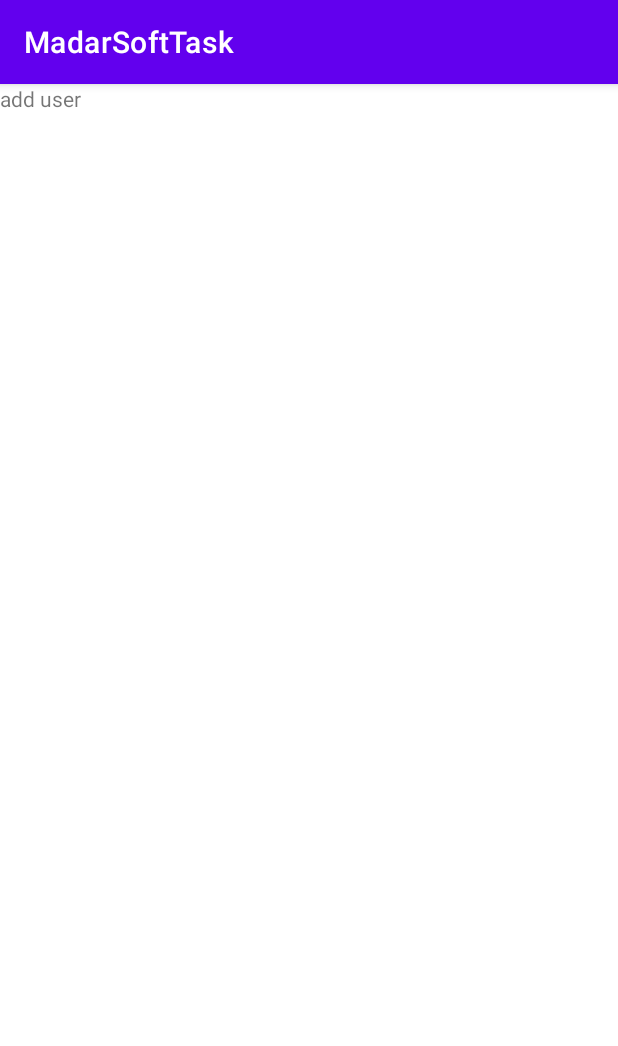
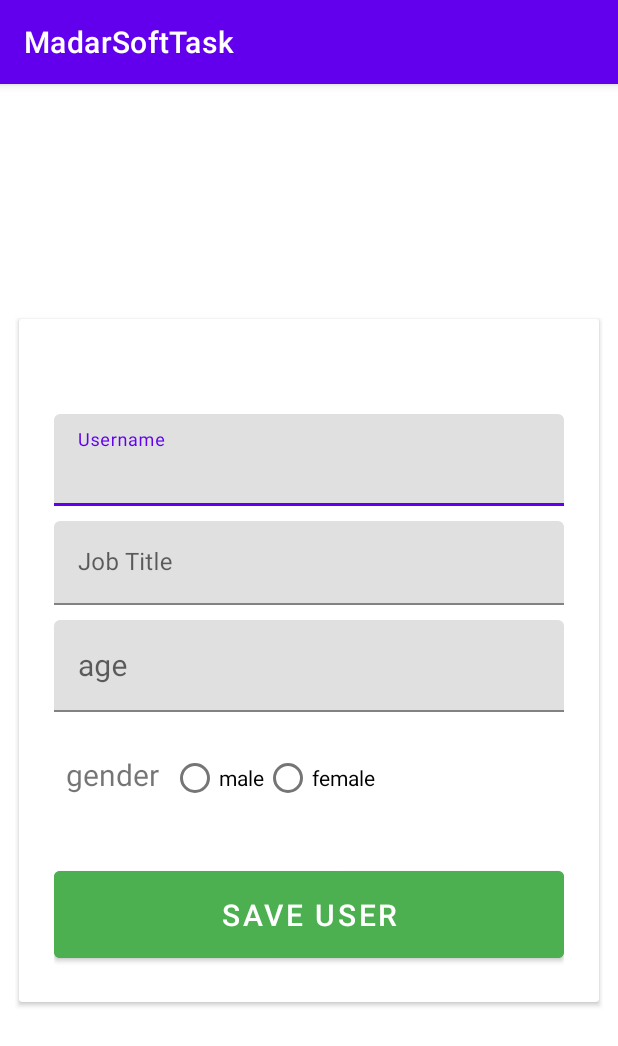
Before and after one commit to alisamy10/MadarSoftTask, an Android app: the screen it shows after launch (MainActivity), on a phone screen of 412 x 824 dp. Shown: the top 1046 px of the screen. Run offline under Robolectric (Android 15) with nearby library versions, the phone set to English and light mode, and no system bars; our stand-ins replace Dagger/Hilt's generated code.

Commit message:
add user ui

```diff
--- a/app/src/main/res/layout/fragment_add_user.xml
+++ b/app/src/main/res/layout/fragment_add_user.xml
@@ -1,14 +1,134 @@
 <?xml version="1.0" encoding="utf-8"?>
-<FrameLayout xmlns:android="http://schemas.android.com/apk/res/android"
+<androidx.constraintlayout.widget.ConstraintLayout xmlns:android="http://schemas.android.com/apk/res/android"
+    xmlns:app="http://schemas.android.com/apk/res-auto"
     xmlns:tools="http://schemas.android.com/tools"
     android:layout_width="match_parent"
     android:layout_height="match_parent"
-    tools:context=".presentation.AddUserFragment">
+    android:layout_margin="10dp"
+    android:orientation="vertical">
 
-    <!-- TODO: Update blank fragment layout -->
-    <TextView
+    <androidx.cardview.widget.CardView
         android:layout_width="match_parent"
-        android:layout_height="match_parent"
-        android:text="add user " />
+        android:layout_height="wrap_content"
+        android:elevation="4dp"
+        app:cardUseCompatPadding="true"
+        app:layout_constraintBottom_toBottomOf="parent"
+        app:layout_constraintStart_toStartOf="parent"
+        app:layout_constraintTop_toTopOf="parent">
 
-</FrameLayout>
+
+        <androidx.constraintlayout.widget.ConstraintLayout
+            android:layout_width="match_parent"
+            android:layout_height="match_parent"
+            android:layout_margin="15dp"
+            android:padding="8dp">
+
+
+            <com.google.android.material.textfield.TextInputLayout
+                android:id="@+id/userNameTextInput"
+                android:layout_width="match_parent"
+                android:layout_height="wrap_content"
+                android:layout_marginTop="40dp"
+                app:layout_constraintStart_toStartOf="parent"
+                app:layout_constraintTop_toTopOf="parent">
+
+
+                <EditText
+                    android:id="@+id/userName"
+                    android:layout_width="match_parent"
+                    android:layout_height="wrap_content"
+                    android:hint="@string/name"
+                    android:inputType="textPersonName"
+                    android:textSize="20sp" />
+            </com.google.android.material.textfield.TextInputLayout>
+
+            <com.google.android.material.textfield.TextInputLayout
+                android:id="@+id/jobTitleTextInput"
+                android:layout_width="match_parent"
+                android:layout_height="wrap_content"
+                android:layout_marginTop="10dp"
+                app:layout_constraintStart_toStartOf="parent"
+                app:layout_constraintTop_toBottomOf="@id/userNameTextInput">
+
+
+                <EditText
+                    android:id="@+id/jobTitle"
+                    android:layout_width="match_parent"
+                    android:layout_height="wrap_content"
+                    android:hint="Job Title"
+                    android:inputType="text" />
+            </com.google.android.material.textfield.TextInputLayout>
+
+            <com.google.android.material.textfield.TextInputLayout
+                android:id="@+id/ageTextInput"
+                android:layout_width="match_parent"
+                android:layout_height="wrap_content"
+                android:layout_marginTop="10dp"
+                app:layout_constraintStart_toStartOf="parent"
+                app:layout_constraintTop_toBottomOf="@id/jobTitleTextInput">
+
+                <EditText
+                    android:id="@+id/age"
+                    android:layout_width="match_parent"
+                    android:layout_height="wrap_content"
+                    android:ems="10"
+                    android:hint="@string/age"
+                    android:inputType="numberSigned"
+                    android:textSize="20sp" />
+            </com.google.android.material.textfield.TextInputLayout>
+
+
+            <TextView
+                android:id="@+id/gender"
+                android:layout_width="wrap_content"
+                android:layout_height="wrap_content"
+                android:layout_marginStart="8dp"
+                android:layout_marginTop="20dp"
+                android:layout_marginBottom="32dp"
+                android:text="gender"
+                android:textSize="20sp"
+                app:layout_constraintBottom_toTopOf="@+id/btnSave"
+                app:layout_constraintStart_toStartOf="parent"
+                app:layout_constraintTop_toBottomOf="@id/ageTextInput"
+                app:layout_constraintVertical_bias="0.4" />
+
+            <RadioGroup
+                android:id="@+id/radioGroup"
+                android:layout_width="0dp"
+                android:layout_height="wrap_content"
+                android:layout_marginStart="8dp"
+                android:layout_marginTop="20dp"
+                android:orientation="horizontal"
+                app:layout_constraintEnd_toEndOf="parent"
+                app:layout_constraintStart_toEndOf="@id/gender"
+                app:layout_constraintTop_toBottomOf="@id/ageTextInput">
+
+                <RadioButton
+                    android:layout_width="wrap_content"
+                    android:layout_height="wrap_content"
+                    android:text="male" />
+
+                <RadioButton
+                    android:layout_width="wrap_content"
+                    android:layout_height="wrap_content"
+                    android:text="female" />
+
+
+            </RadioGroup>
+
+            <Button
+                android:id="@+id/btnSave"
+                android:layout_width="match_parent"
+                android:layout_height="wrap_content"
+                android:layout_marginTop="32dp"
+                android:backgroundTint="@color/colorPrimary"
+                android:padding="15dp"
+                android:text="@string/save"
+                android:textColor="@android:color/white"
+                android:textSize="20sp"
+                app:layout_constraintStart_toStartOf="parent"
+                app:layout_constraintTop_toBottomOf="@id/radioGroup" />
+        </androidx.constraintlayout.widget.ConstraintLayout>
+    </androidx.cardview.widget.CardView>
+
+</androidx.constraintlayout.widget.ConstraintLayout>
--- a/app/src/main/res/values/colors.xml
+++ b/app/src/main/res/values/colors.xml
@@ -1,5 +1,9 @@
 <?xml version="1.0" encoding="utf-8"?>
 <resources>
+
+    <color name="colorPrimary">#4CAF50</color>
+    <color name="colorPrimaryDark">#4CAF50</color>
+    <color name="colorAccent">#4CAF50</color>
     <color name="purple_200">#FFBB86FC</color>
     <color name="purple_500">#FF6200EE</color>
     <color name="purple_700">#FF3700B3</color>
@@ -7,4 +11,6 @@
     <color name="teal_700">#FF018786</color>
     <color name="black">#FF000000</color>
     <color name="white">#FFFFFFFF</color>
+    <color name="red">#E91E63</color>
+
 </resources>
--- a/app/src/main/res/values/strings.xml
+++ b/app/src/main/res/values/strings.xml
@@ -1,3 +1,8 @@
 <resources>
     <string name="app_name">MadarSoftTask</string>
+    <!-- TODO: Remove or change this placeholder text -->
+    <string name="hello_blank_fragment">Hello blank fragment</string>
+    <string name="save">save user</string>
+    <string name="age">age</string>
+    <string name="name">Username</string>
 </resources>
```
